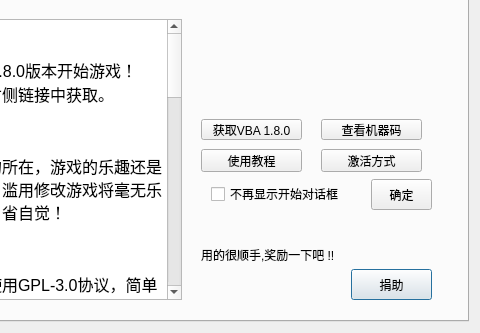
Old version of the form MyMH/widget.ui in the repository tanyiqu/uemerald-memhack; both pictures show x 132 to 612 and y 158 to 491 of the 612 by 491 pixel window.
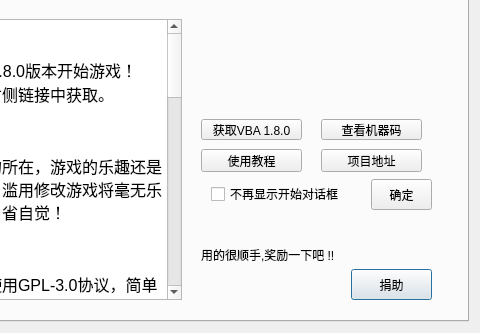
New version of the form. The open tabs and pages were chosen to show the change. Icons and pictures are not drawn.

Commit message: 添加项目地址链接

Patch:
```diff
--- a/MyMH/widget.ui
+++ b/MyMH/widget.ui
@@ -5573,7 +5573,7 @@
         </rect>
        </property>
        <property name="text">
-        <string>激活方式</string>
+        <string>项目地址</string>
        </property>
       </widget>
      </widget>
```
Left out of the diff: 6 changed lines with no effect on the pictures. The commit also changes 2 other files.
